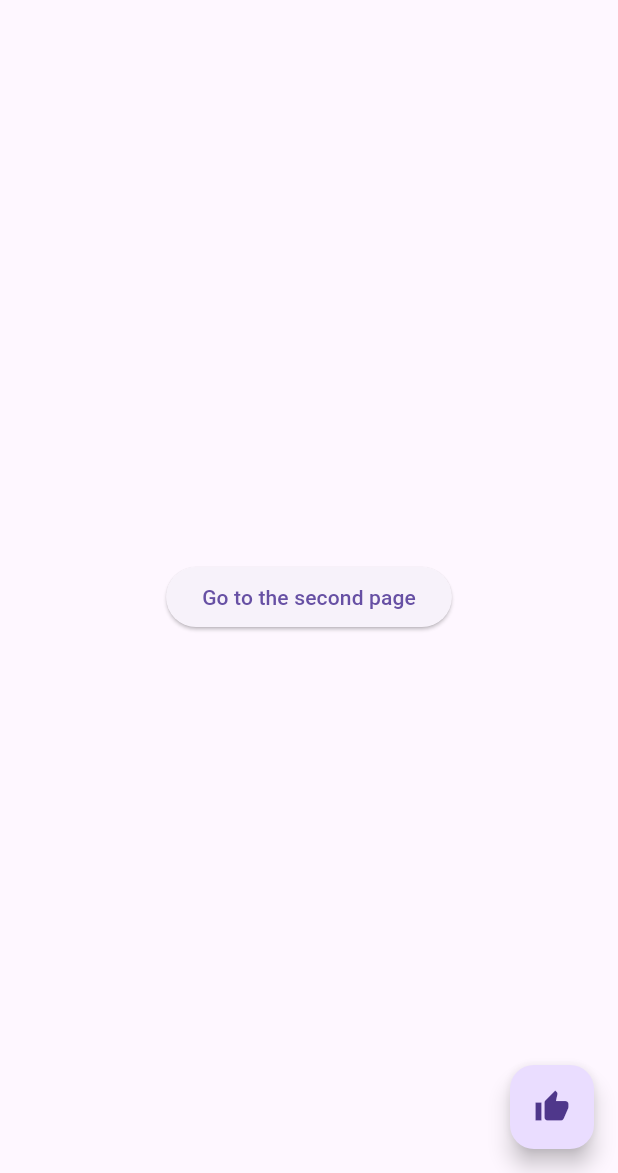
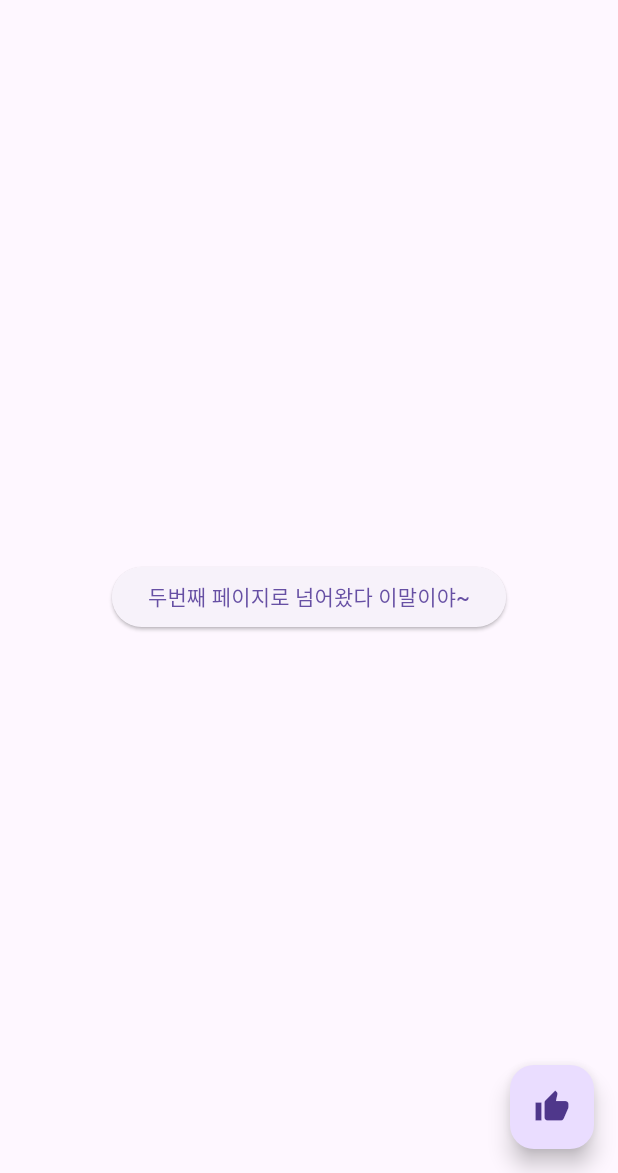
Before and after one commit to jkp101394/flutter_snackBar1, a Flutter app: the screen it shows after launch, on a phone screen of 412 x 824 dp, the part 63-1236 px from its top. Run offline on Flutter 3.47's test engine with Material 3 defaults, Android fonts, the light colour scheme and no system bars.

Commit message:
text edited

```diff
--- a/lib/main.dart
+++ b/lib/main.dart
@@ -59,7 +59,7 @@ class HomeBody extends StatelessWidget {
   Widget build(BuildContext context) {
     return Center(
       child: ElevatedButton(
-          child: Text('Go to the second page'),
+          child: Text('두번째 페이지로 넘어왔다 이말이야~'),
           onPressed: () {
             Navigator.push(
               context,
```
